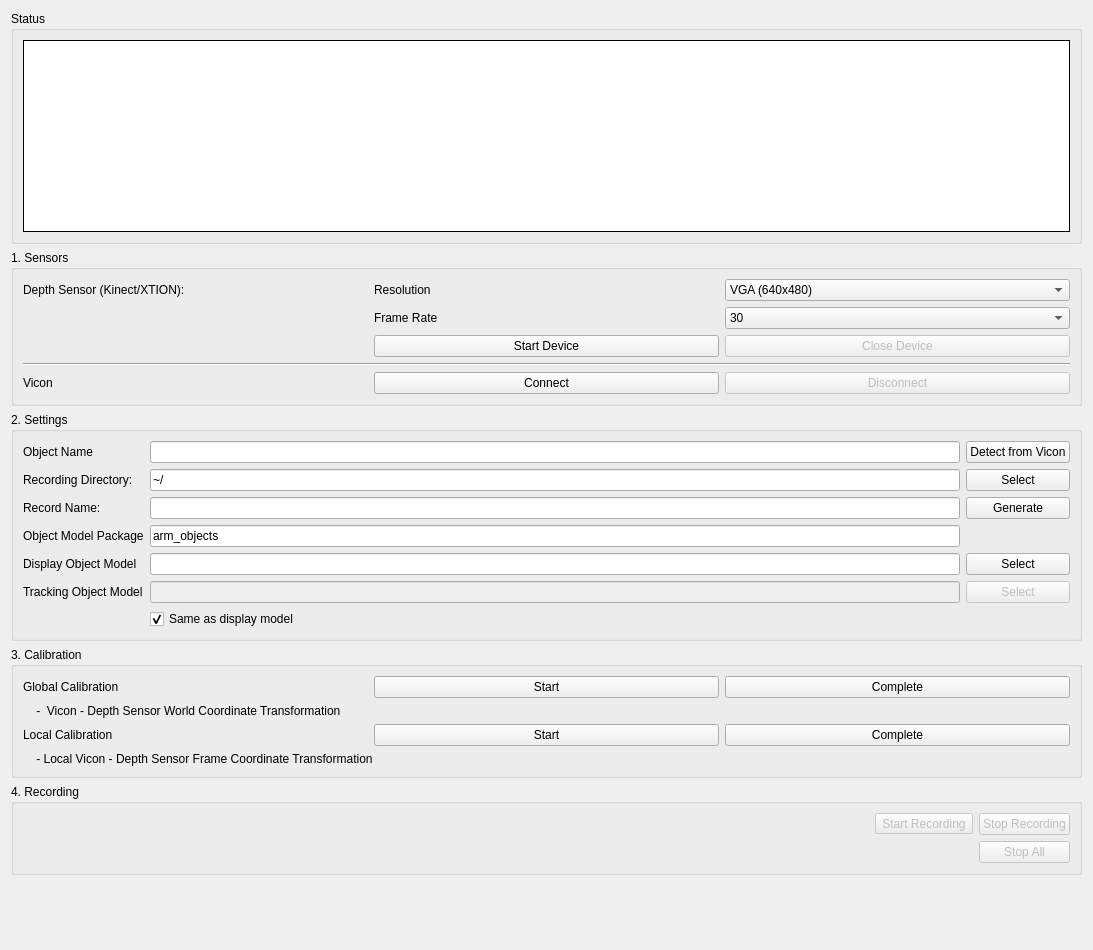
Above: src/rqt_acquisition_controller/src/rqt_acquisition_controller/acquisition_controller.ui from cassinaj/rqt_oni_vicon_playback before the change. Below: the same form after it.
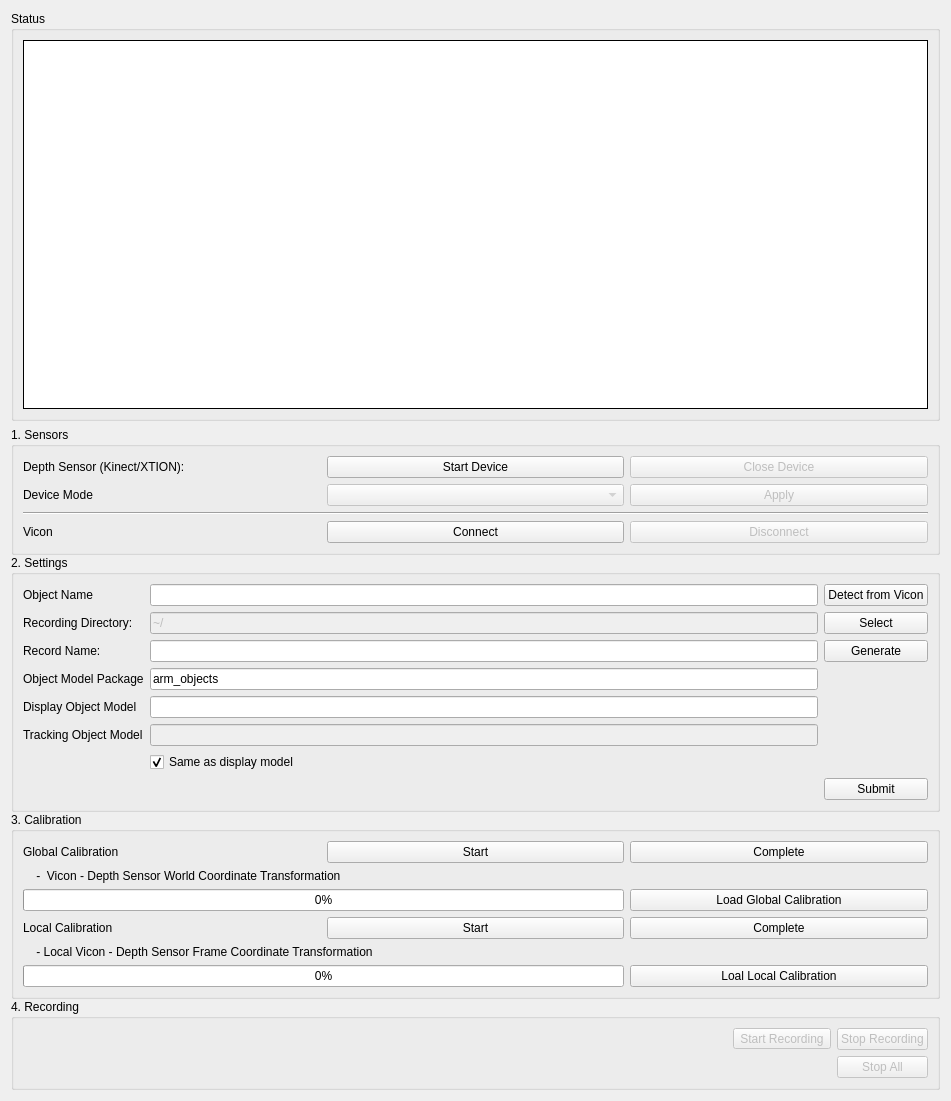
That is the form after the change.

Patch:
```diff
--- a/src/rqt_acquisition_controller/src/rqt_acquisition_controller/acquisition_controller.ui
+++ b/src/rqt_acquisition_controller/src/rqt_acquisition_controller/acquisition_controller.ui
@@ -9,8 +9,8 @@
    <rect>
     <x>0</x>
     <y>0</y>
-    <width>1093</width>
-    <height>950</height>
+    <width>951</width>
+    <height>1101</height>
    </rect>
   </property>
   <property name="minimumSize">
@@ -22,7 +22,7 @@
   <property name="windowTitle">
    <string>Form</string>
   </property>
-  <layout class="QVBoxLayout" name="verticalLayout">
+  <layout class="QVBoxLayout" name="verticalLayout_5">
    <item>
     <widget class="QGroupBox" name="statusBox">
      <property name="title">
@@ -77,6 +77,27 @@
     </widget>
    </item>
    <item>
+    <widget class="QFrame" name="frameLevel_1">
+     <property name="enabled">
+      <bool>true</bool>
+     </property>
+     <property name="frameShape">
+      <enum>QFrame::NoFrame</enum>
+     </property>
+     <property name="frameShadow">
+      <enum>QFrame::Plain</enum>
+     </property>
+     <property name="lineWidth">
+      <number>0</number>
+     </property>
+     <layout class="QVBoxLayout" name="verticalLayout_4">
+      <property name="spacing">
+       <number>0</number>
+      </property>
+      <property name="margin">
+       <number>0</number>
+      </property>
+      <item>
     <widget class="QGroupBox" name="sensorsBox">
      <property name="title">
       <string>1. Sensors</string>
@@ -85,54 +106,14 @@
       <bool>false</bool>
      </property>
      <layout class="QGridLayout" name="gridLayout_4">
-      <item row="0" column="1">
-       <widget class="QLabel" name="label_5">
-        <property name="text">
-         <string>Resolution</string>
+         <item row="3" column="0" colspan="3">
+          <widget class="Line" name="line">
+           <property name="orientation">
+            <enum>Qt::Horizontal</enum>
         </property>
        </widget>
       </item>
-      <item row="1" column="2">
-       <widget class="QComboBox" name="comboBox_2">
-        <item>
-         <property name="text">
-          <string>30</string>
-         </property>
-        </item>
-        <item>
-         <property name="text">
-          <string>25</string>
-         </property>
-        </item>
-        <item>
-         <property name="text">
-          <string>60</string>
-         </property>
-        </item>
-       </widget>
-      </item>
-      <item row="1" column="1">
-       <widget class="QLabel" name="label_6">
-        <property name="text">
-         <string>Frame Rate</string>
-        </property>
-       </widget>
-      </item>
-      <item row="5" column="1">
-       <widget class="QPushButton" name="connectViconButton">
-        <property name="text">
-         <string>Connect</string>
-        </property>
-       </widget>
-      </item>
-      <item row="0" column="0">
-       <widget class="QLabel" name="label">
-        <property name="text">
-         <string>Depth Sensor (Kinect/XTION):</string>
-        </property>
-       </widget>
-      </item>
-      <item row="2" column="2">
+         <item row="0" column="2">
        <widget class="QPushButton" name="closeKinectButton">
         <property name="enabled">
          <bool>false</bool>
@@ -142,30 +123,25 @@
         </property>
        </widget>
       </item>
-      <item row="2" column="1">
+         <item row="5" column="1">
+          <widget class="QPushButton" name="connectViconButton">
+           <property name="text">
+            <string>Connect</string>
+           </property>
+          </widget>
+         </item>
+         <item row="0" column="1">
        <widget class="QPushButton" name="startKinectButton">
         <property name="text">
          <string>Start Device</string>
         </property>
        </widget>
       </item>
-      <item row="0" column="2">
-       <widget class="QComboBox" name="comboBox">
-        <item>
+         <item row="0" column="0">
+          <widget class="QLabel" name="label">
          <property name="text">
-          <string>VGA (640x480)</string>
-         </property>
-        </item>
-        <item>
-         <property name="text">
-          <string>QVGA (320x240)</string>
-         </property>
-        </item>
-        <item>
-         <property name="text">
-          <string>XVGA (1280x960)</string>
-         </property>
-        </item>
+            <string>Depth Sensor (Kinect/XTION):</string>
+           </property>
        </widget>
       </item>
       <item row="5" column="0">
@@ -191,16 +167,65 @@
         </property>
        </widget>
       </item>
-      <item row="3" column="0" colspan="3">
-       <widget class="Line" name="line">
-        <property name="orientation">
-         <enum>Qt::Horizontal</enum>
+         <item row="1" column="0">
+          <widget class="QLabel" name="deviceModeLabel">
+           <property name="text">
+            <string>Device Mode</string>
+           </property>
+          </widget>
+         </item>
+         <item row="1" column="1">
+          <widget class="QComboBox" name="deviceModeComboBox">
+           <property name="enabled">
+            <bool>false</bool>
+           </property>
+           <property name="minimumSize">
+            <size>
+             <width>150</width>
+             <height>0</height>
+            </size>
+           </property>
+           <property name="font">
+            <font>
+             <pointsize>8</pointsize>
+            </font>
+           </property>
+          </widget>
+         </item>
+         <item row="1" column="2">
+          <widget class="QPushButton" name="applyModeButton">
+           <property name="enabled">
+            <bool>false</bool>
+           </property>
+           <property name="text">
+            <string>Apply</string>
         </property>
        </widget>
       </item>
      </layout>
     </widget>
    </item>
+      <item>
+       <widget class="QFrame" name="frameLevel_2">
+        <property name="enabled">
+         <bool>true</bool>
+        </property>
+        <property name="frameShape">
+         <enum>QFrame::NoFrame</enum>
+        </property>
+        <property name="frameShadow">
+         <enum>QFrame::Plain</enum>
+        </property>
+        <property name="lineWidth">
+         <number>0</number>
+        </property>
+        <layout class="QVBoxLayout" name="verticalLayout_3">
+         <property name="spacing">
+          <number>0</number>
+         </property>
+         <property name="margin">
+          <number>0</number>
+         </property>
    <item>
     <widget class="QGroupBox" name="settingsBox">
      <property name="enabled">
@@ -237,6 +262,13 @@
         </property>
        </widget>
       </item>
+            <item row="5" column="0">
+             <widget class="QLabel" name="objectModelPackageLabel">
+              <property name="text">
+               <string>Object Model Package</string>
+              </property>
+             </widget>
+            </item>
       <item row="0" column="0">
        <widget class="QLabel" name="objectNameLabel">
         <property name="text">
@@ -251,13 +283,6 @@
         </property>
        </widget>
       </item>
-      <item row="6" column="2">
-       <widget class="QPushButton" name="selectDisplayObjectModelButton">
-        <property name="text">
-         <string>Select</string>
-        </property>
-       </widget>
-      </item>
       <item row="1" column="0">
        <widget class="QLabel" name="locationLabel">
         <property name="text">
@@ -306,20 +331,10 @@
         </property>
        </widget>
       </item>
-      <item row="7" column="2">
-       <widget class="QPushButton" name="selectTrackingObjectModelButton">
-        <property name="enabled">
-         <bool>false</bool>
-        </property>
-        <property name="text">
-         <string>Select</string>
-        </property>
-       </widget>
-      </item>
       <item row="1" column="1">
        <widget class="QLineEdit" name="directoryLineEdit">
         <property name="enabled">
-         <bool>true</bool>
+               <bool>false</bool>
         </property>
         <property name="autoFillBackground">
          <bool>false</bool>
@@ -342,6 +357,16 @@
         </property>
        </widget>
       </item>
+            <item row="5" column="1">
+             <widget class="QLineEdit" name="objectModelPackageLineEdit">
+              <property name="text">
+               <string>arm_objects</string>
+              </property>
+              <property name="frame">
+               <bool>true</bool>
+              </property>
+             </widget>
+            </item>
       <item row="4" column="0">
        <widget class="QLabel" name="RecordNamelabel">
         <property name="frameShape">
@@ -352,26 +377,37 @@
         </property>
        </widget>
       </item>
-      <item row="5" column="0">
-       <widget class="QLabel" name="objectModelPackageLabel">
+            <item row="9" column="2">
+             <widget class="QPushButton" name="submitSettingsButton">
         <property name="text">
-         <string>Object Model Package</string>
-        </property>
-       </widget>
-      </item>
-      <item row="5" column="1">
-       <widget class="QLineEdit" name="objectModelPackageLineEdit">
-        <property name="text">
-         <string>arm_objects</string>
-        </property>
-        <property name="frame">
-         <bool>true</bool>
+               <string>Submit</string>
         </property>
        </widget>
       </item>
      </layout>
     </widget>
    </item>
+         <item>
+          <widget class="QFrame" name="frameLevel_3">
+           <property name="enabled">
+            <bool>true</bool>
+           </property>
+           <property name="frameShape">
+            <enum>QFrame::NoFrame</enum>
+           </property>
+           <property name="frameShadow">
+            <enum>QFrame::Plain</enum>
+           </property>
+           <property name="lineWidth">
+            <number>0</number>
+           </property>
+           <layout class="QVBoxLayout" name="verticalLayout_2">
+            <property name="spacing">
+             <number>0</number>
+            </property>
+            <property name="margin">
+             <number>0</number>
+            </property>
    <item>
     <widget class="QGroupBox" name="calibrationBox">
      <property name="enabled">
@@ -388,7 +424,7 @@
         </property>
        </widget>
       </item>
-      <item row="2" column="0">
+               <item row="3" column="0">
        <widget class="QLabel" name="localCalibrationLabel">
         <property name="text">
          <string>Local Calibration</string>
@@ -402,14 +438,14 @@
         </property>
        </widget>
       </item>
-      <item row="2" column="2">
+               <item row="3" column="2">
        <widget class="QPushButton" name="completeLocalCalibrationButton">
         <property name="text">
          <string>Complete</string>
         </property>
        </widget>
       </item>
-      <item row="2" column="1">
+               <item row="3" column="1">
        <widget class="QPushButton" name="startLocalCalibrationButton">
         <property name="text">
          <string>Start</string>
@@ -435,7 +471,7 @@
         </property>
        </widget>
       </item>
-      <item row="3" column="0" colspan="3">
+               <item row="4" column="0" colspan="3">
        <widget class="QLabel" name="label_4">
         <property name="font">
          <font>
@@ -447,9 +483,61 @@
         </property>
        </widget>
       </item>
+               <item row="2" column="0" colspan="2">
+                <widget class="QProgressBar" name="gloablCalibProgressBar">
+                 <property name="value">
+                  <number>0</number>
+                 </property>
+                 <property name="format">
+                  <string>%p%</string>
+                 </property>
+                </widget>
+               </item>
+               <item row="2" column="2">
+                <widget class="QPushButton" name="loadGloablCalibButton">
+                 <property name="text">
+                  <string>Load Global Calibration</string>
+                 </property>
+                </widget>
+               </item>
+               <item row="5" column="0" colspan="2">
+                <widget class="QProgressBar" name="localCalibProgressBar">
+                 <property name="value">
+                  <number>0</number>
+                 </property>
+                </widget>
+               </item>
+               <item row="5" column="2">
+                <widget class="QPushButton" name="loadLocalCalibButton">
+                 <property name="text">
+                  <string>Loal Local Calibration</string>
+                 </property>
+                </widget>
+               </item>
      </layout>
     </widget>
    </item>
+            <item>
+             <widget class="QFrame" name="frameLevel_4">
+              <property name="enabled">
+               <bool>true</bool>
+              </property>
+              <property name="frameShape">
+               <enum>QFrame::NoFrame</enum>
+              </property>
+              <property name="frameShadow">
+               <enum>QFrame::Plain</enum>
+              </property>
+              <property name="lineWidth">
+               <number>0</number>
+              </property>
+              <layout class="QVBoxLayout" name="verticalLayout">
+               <property name="spacing">
+                <number>0</number>
+               </property>
+               <property name="margin">
+                <number>0</number>
+               </property>
    <item>
     <widget class="QGroupBox" name="recordingBox">
      <property name="title">
@@ -508,18 +596,19 @@
      </layout>
     </widget>
    </item>
-   <item>
-    <spacer name="verticalSpacer">
-     <property name="orientation">
-      <enum>Qt::Vertical</enum>
-     </property>
-     <property name="sizeHint" stdset="0">
-      <size>
-       <width>20</width>
-       <height>40</height>
-      </size>
-     </property>
-    </spacer>
+              </layout>
+             </widget>
+            </item>
+           </layout>
+          </widget>
+         </item>
+        </layout>
+        <zorder>frameLevel_3</zorder>
+        <zorder>settingsBox</zorder>
+       </widget>
+      </item>
+     </layout>
+    </widget>
    </item>
   </layout>
  </widget>
```
Lines whose indentation alone changed are shown as unchanged.
